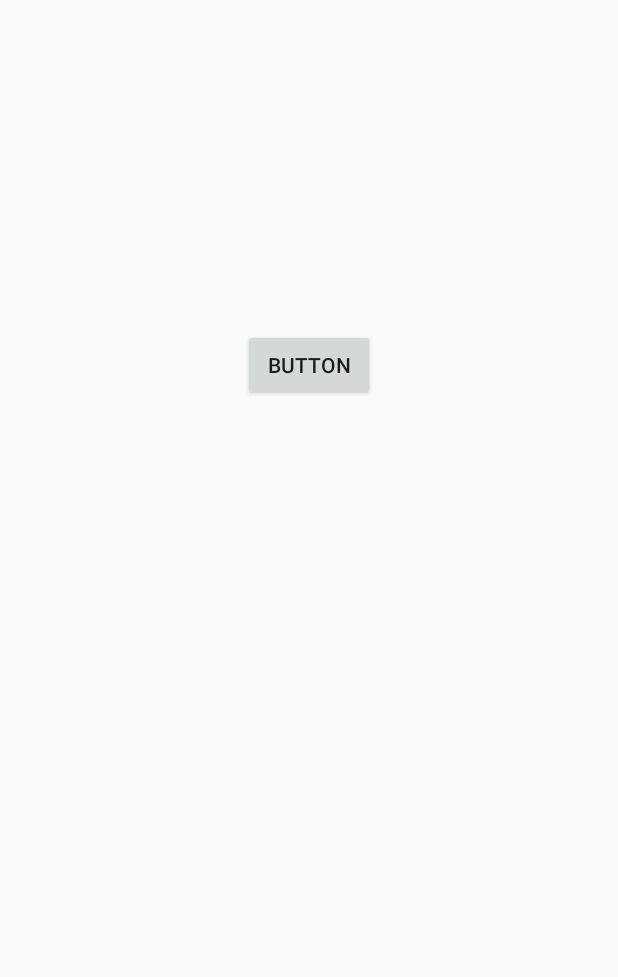
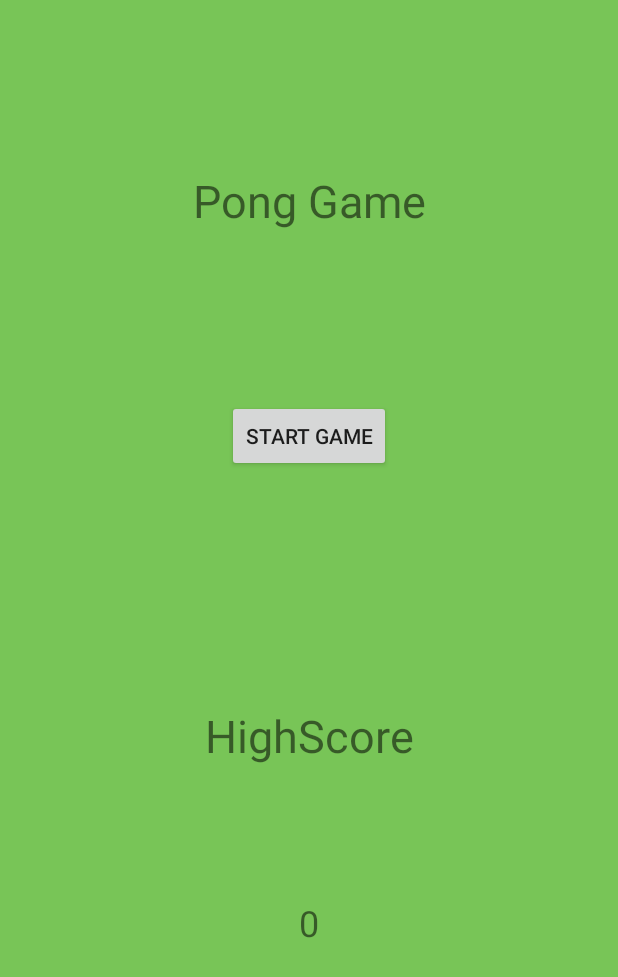
Before and after one commit to KMiika/Pong, an Android app: the layout activity_menu.xml on its own in the app's theme, with its tools: preview values and no code run, on a phone screen of 412 x 824 dp. Shown: the top 977 px of the screen. Run offline under Robolectric (Android 15) with nearby library versions, the phone set to English and light mode, and no system bars.

Commit message:
Menun ulkoasua lähinnä muokkailtu. Ongelma on saada MenuActivity yhdistettyä pelin koodiin siten, että se saadaan laukaistua pausen kautta.

```diff
--- a/app/src/main/java/fi/android/projekti/pong/MainActivity.java
+++ b/app/src/main/java/fi/android/projekti/pong/MainActivity.java
@@ -13,20 +13,14 @@ import android.widget.TextView;
 public class MainActivity extends Activity {
 
     PongView pongView;
-    boolean menu = true;
+
 
 
     @Override
     protected void onCreate(Bundle savedInstanceState) {
         super.onCreate(savedInstanceState);
 
-        if (menu == true) {
-            Intent intent = new Intent(this, MenuActivity.class);
-            startActivity(intent);
-            menu = false;
-        }
 
-        else {
             // haetaan display objekti jotta sadaan ruudun tiedot käsittelyyn
             Display display = getWindowManager().getDefaultDisplay();
 
@@ -39,7 +33,7 @@ public class MainActivity extends Activity {
             setContentView(pongView);
         }
 
-    }
+
 
     // tämä tapahtuu kun käynnistetään peli
     @Override
--- a/app/src/main/java/fi/android/projekti/pong/PongView.java
+++ b/app/src/main/java/fi/android/projekti/pong/PongView.java
@@ -1,6 +1,7 @@
 package fi.android.projekti.pong;
 
 import android.content.Context;
+import android.content.Intent;
 import android.content.res.AssetFileDescriptor;
 import android.content.res.AssetManager;
 import android.graphics.Canvas;
@@ -24,6 +25,7 @@ class PongView extends SurfaceView implements Runnable {
 
 
     SurfaceHolder mOurHolder;
+
 
 
     // booleani jolla asetetaan onko peli käynnissä vai ei, volatile bool koska sitä käsitellään luokan ulkopuolellakin
@@ -301,6 +303,7 @@ class PongView extends SurfaceView implements Runnable {
     public void pause() {
         mPlaying = false;
 
+
         try {
             mGameThread.join();
         } catch (InterruptedException e) {
--- a/app/src/main/res/layout/activity_menu.xml
+++ b/app/src/main/res/layout/activity_menu.xml
@@ -4,18 +4,54 @@
     xmlns:tools="http://schemas.android.com/tools"
     android:layout_width="match_parent"
     android:layout_height="match_parent"
-    android:orientation="horizontal"
+    android:orientation="vertical"
+    android:background="#78C557"
     tools:context=".MenuActivity">
+
 
     <Button
         android:id="@+id/button"
         android:layout_width="wrap_content"
         android:layout_height="wrap_content"
-        android:text="Button"
+        android:text="Start Game"
         app:layout_constraintBottom_toBottomOf="parent"
         app:layout_constraintEnd_toEndOf="parent"
-        app:layout_constraintHorizontal_bias="0.499"
         app:layout_constraintStart_toStartOf="parent"
         app:layout_constraintTop_toTopOf="parent"
-        app:layout_constraintVertical_bias="0.283" />
+        app:layout_constraintVertical_bias="0.344" />
+
+    <TextView
+        android:id="@+id/PongGameHeader"
+        android:layout_width="wrap_content"
+        android:layout_height="wrap_content"
+        android:text="Pong Game"
+        android:textSize="30sp"
+        app:layout_constraintBottom_toTopOf="@+id/button"
+        app:layout_constraintEnd_toEndOf="parent"
+        app:layout_constraintStart_toStartOf="parent"
+        app:layout_constraintTop_toTopOf="parent" />
+
+    <TextView
+        android:id="@+id/highScoreView"
+        android:layout_width="wrap_content"
+        android:layout_height="wrap_content"
+        android:text="HighScore"
+        android:textSize="30sp"
+        app:layout_constraintBottom_toBottomOf="parent"
+        app:layout_constraintEnd_toEndOf="parent"
+        app:layout_constraintStart_toStartOf="parent"
+        app:layout_constraintTop_toTopOf="parent"
+        app:layout_constraintVertical_bias="0.6" />
+
+    <TextView
+        android:id="@+id/showHighScore"
+        android:layout_width="wrap_content"
+        android:layout_height="wrap_content"
+        android:text="0"
+        android:textSize="24sp"
+        app:layout_constraintBottom_toBottomOf="parent"
+        app:layout_constraintEnd_toEndOf="parent"
+        app:layout_constraintStart_toStartOf="parent"
+        app:layout_constraintTop_toBottomOf="@+id/highScoreView"
+        app:layout_constraintVertical_bias="0.313" />
 </androidx.constraintlayout.widget.ConstraintLayout>
--- a/build.gradle
+++ b/build.gradle
@@ -7,7 +7,7 @@ buildscript {
 
     }
     dependencies {
-        classpath 'com.android.tools.build:gradle:3.5.2'
+        classpath 'com.android.tools.build:gradle:3.5.3'
 
         // NOTE: Do not place your application dependencies here; they belong
         // in the individual module build.gradle files
```
